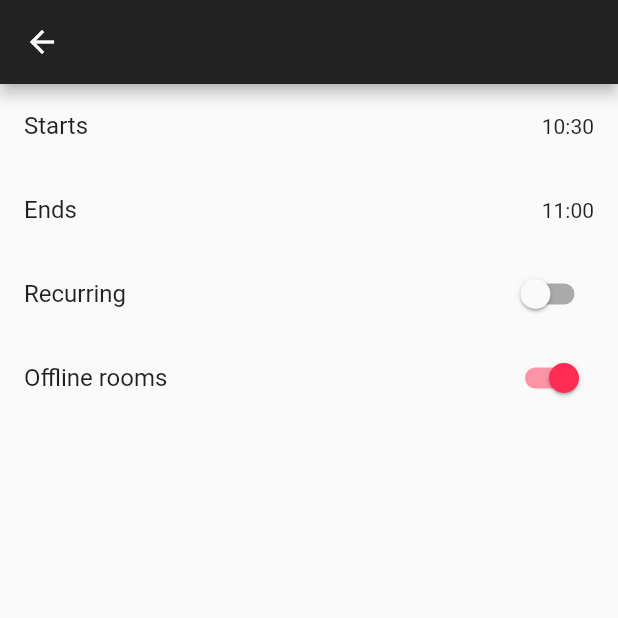
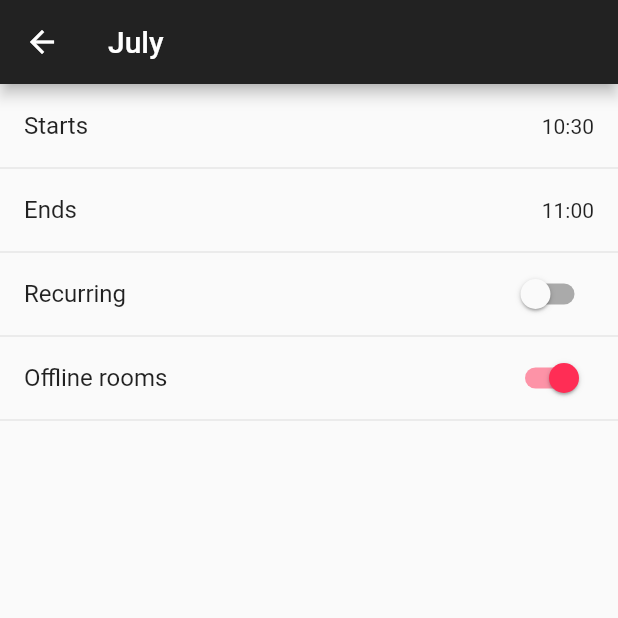
Before and after one commit to maksimr/JetBooking, a Flutter app: the DetailsScreen screen opened directly with empty values, on a phone screen of 412 x 824 dp, the top half of it. Run offline on Flutter 3.47's test engine with Material 2 defaults, Android fonts, the phone set to English and light mode, and no system bars.

Commit message:
feat(screen:details): add month in app bar

```diff
--- a/lib/screens/DetailsScreen.dart
+++ b/lib/screens/DetailsScreen.dart
@@ -15,7 +15,9 @@ class DetailsScreen extends StatelessWidget {
   @override
   Widget build(BuildContext context) {
     return Scaffold(
-      appBar: AppBar(),
+      appBar: AppBar(
+        title: Text(DateFormat.MMMM().format(date)),
+      ),
       body: _buildBody(),
     );
   }
@@ -30,9 +32,15 @@ class DetailsScreen extends StatelessWidget {
             _buildEndsDate(),
             _buildRecurring(),
             _buildOfflineRooms(),
-          ],
+          ].map((it) => _withDivider(it)).toList(),
         ),
       ],
+    );
+  }
+
+  Widget _withDivider(child) {
+    return Column(
+      children: [child, Divider(height: 0.0)],
     );
   }
 
```
Also changed, not shown: 1 other file.
